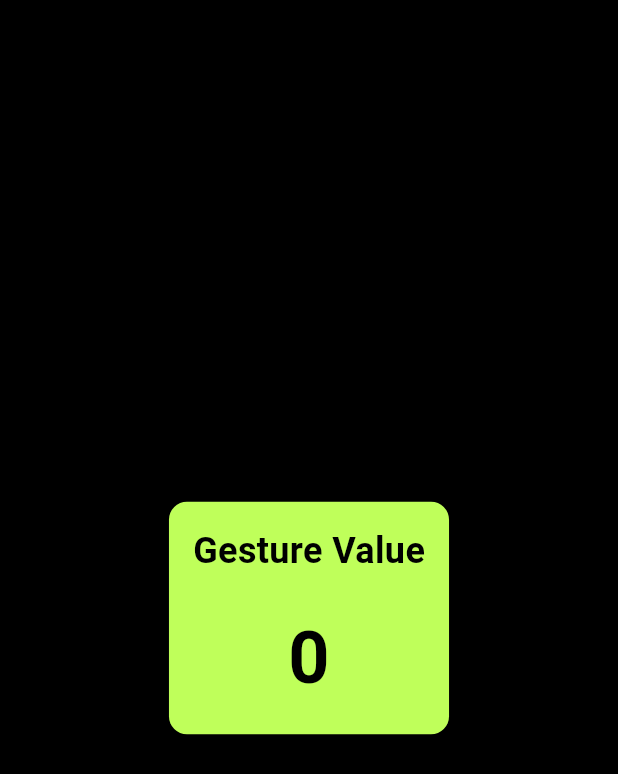
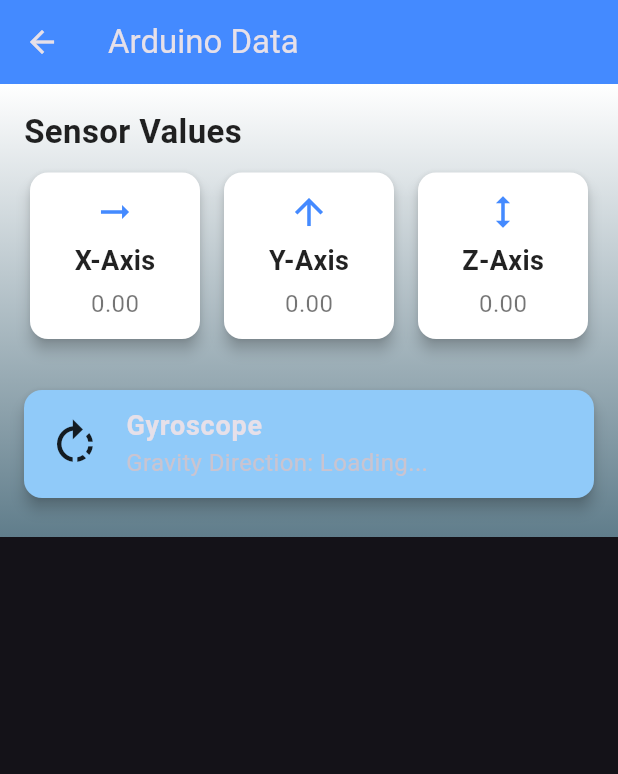
Before and after one commit to JamesMWaller/MobileAndUbiquitousComputing, a Flutter app: the ArduinoDataDisplay screen opened directly, on a phone screen of 412 x 824 dp. Shown: the top 774 px of the screen. Run offline on Flutter 3.47's test engine with Material 3 defaults, Android fonts, the phone set to English and light mode, and no system bars; our stand-ins replace curved_navigation_bar, fl_chart, flutter_blue_plus, image_picker, permission_handler.

Commit message:
added xyz values back

```diff
--- a/flutter_ble/lib/NavToolBar/Items/arduino_data_display.dart
+++ b/flutter_ble/lib/NavToolBar/Items/arduino_data_display.dart
@@ -1,10 +1,8 @@
 import 'package:flutter/material.dart';
-import 'package:provider/provider.dart';
 import '../../Bluetooth/my_bluetooth_service.dart';
-import 'settings/theme_provider.dart'; // Adjust path as needed
 
 class ArduinoDataDisplay extends StatefulWidget {
-  const ArduinoDataDisplay({Key? key}) : super(key: key);
+  const ArduinoDataDisplay({super.key});
 
   @override
   _ArduinoDataDisplayState createState() => _ArduinoDataDisplayState();
@@ -12,25 +10,44 @@ class ArduinoDataDisplay extends StatefulWidget {
 
 class _ArduinoDataDisplayState extends State<ArduinoDataDisplay> {
   final MyBluetoothService _bluetoothService = MyBluetoothService();
-  int gestureValue = 0;
+
+  double x = 0.0;
+  double y = 0.0;
+  double z = 0.0;
 
   @override
   void initState() {
     super.initState();
     _bluetoothService.connectToDevice().then((connected) {
       if (connected) {
-        _updateGestureData();
+        _updateSensorData();
       }
     });
   }
 
-  Future<void> _updateGestureData() async {
+  Future<void> _updateSensorData() async {
     while (mounted) {
-      var rawData =
-          await _bluetoothService.gestureCharacteristic?.read() ?? [0];
+      // Read the gravity direction (even if you don't need to set it here)
+      String gravityDirection =
+          'a'; //todo: await _bluetoothService.getGravityDirection();
+
+      // Read raw data from characteristics
+      var xRaw = [
+        1
+      ]; //todo: await _bluetoothService.xCharacteristic?.read() ?? [0];
+      var yRaw = [
+        2
+      ]; //todo: await _bluetoothService.yCharacteristic?.read() ?? [0];
+      var zRaw = [
+        3
+      ]; //todo: await _bluetoothService.zCharacteristic?.read() ?? [0];
+
       setState(() {
-        gestureValue = rawData[0];
+        x = xRaw[0].toDouble();
+        y = yRaw[0].toDouble();
+        z = zRaw[0].toDouble();
       });
+
       await Future.delayed(const Duration(seconds: 1));
     }
   }
@@ -43,30 +60,67 @@ class _ArduinoDataDisplayState extends State<ArduinoDataDisplay> {
 
   @override
   Widget build(BuildContext context) {
-    // Get the current theme mode from the provider
-    final themeProvider = Provider.of<ThemeProvider>(context);
-    bool isDarkMode = themeProvider.isDarkMode;
-
     return Scaffold(
-      backgroundColor: isDarkMode ? Colors.black : Colors.white,
+      // AppBar with a distinct background color
+      appBar: AppBar(
+        title: const Text("Arduino Data"),
+        backgroundColor: Colors.blueAccent,
+      ),
+      // A subtle gradient background for the body
       body: Container(
-        decoration: isDarkMode
-            ? const BoxDecoration(color: Colors.black)
-            : const BoxDecoration(
-                gradient: LinearGradient(
-                  colors: [Colors.white, Colors.white],
-                  begin: Alignment.topCenter,
-                  end: Alignment.bottomCenter,
-                ),
-              ),
+        decoration: const BoxDecoration(
+          gradient: LinearGradient(
+            colors: [Colors.white, Colors.blueGrey],
+            begin: Alignment.topCenter,
+            end: Alignment.bottomCenter,
+          ),
+        ),
         child: Padding(
           padding: const EdgeInsets.all(16.0),
-          child: Center(
-            child: _buildDataCard(
-              "Gesture Value",
-              "$gestureValue",
-              cardColor: isDarkMode ? const Color(0xFFBFFF5A) : Colors.white,
-              textColor: isDarkMode ? Colors.black : Colors.black87,
+          // Use a SingleChildScrollView if you expect overflow
+          child: SingleChildScrollView(
+            child: Column(
+              crossAxisAlignment: CrossAxisAlignment.start,
+              children: [
+                // A heading or subtitle
+                const Text(
+                  'Sensor Values',
+                  style: TextStyle(
+                    fontSize: 22,
+                    fontWeight: FontWeight.bold,
+                    color: Colors.black87,
+                  ),
+                ),
+                const SizedBox(height: 8),
+                // Row of X, Y, Z axis cards
+                Row(
+                  children: [
+                    Expanded(
+                        child:
+                            _buildAxisCard("X-Axis", x, Icons.arrow_right_alt)),
+                    const SizedBox(width: 8),
+                    Expanded(
+                        child: _buildAxisCard("Y-Axis", y, Icons.arrow_upward)),
+                    const SizedBox(width: 8),
+                    Expanded(child: _buildAxisCard("Z-Axis", z, Icons.height)),
+                  ],
+                ),
+                const SizedBox(height: 20),
+                // Gravity direction
+                StreamBuilder<String>(
+                  stream:
+                      null, //todo: _bluetoothService.gravityDirectionStream,
+                  builder: (context, snapshot) {
+                    String gravityDirection = snapshot.data ?? "Loading...";
+                    return _buildDataCard(
+                      "Gyroscope",
+                      "Gravity Direction: $gravityDirection",
+                      icon: Icons.rotate_right,
+                      cardColor: Colors.blue.shade200,
+                    );
+                  },
+                ),
+              ],
             ),
           ),
         ),
@@ -74,38 +128,32 @@ class _ArduinoDataDisplayState extends State<ArduinoDataDisplay> {
     );
   }
 
-  Widget _buildDataCard(
-    String title,
-    String value, {
-    Color cardColor = Colors.white,
-    Color textColor = Colors.black,
-  }) {
+  /// Builds a card to show a single axis value with an icon
+  Widget _buildAxisCard(String axisLabel, double value, IconData icon) {
     return Card(
       elevation: 4,
-      color: cardColor,
-      margin: const EdgeInsets.symmetric(vertical: 10),
+      color: Colors.white,
       shape: RoundedRectangleBorder(borderRadius: BorderRadius.circular(12)),
       child: Padding(
-        padding: const EdgeInsets.all(16.0),
+        padding: const EdgeInsets.symmetric(vertical: 12, horizontal: 8),
         child: Column(
-          mainAxisSize: MainAxisSize.min,
-          mainAxisAlignment: MainAxisAlignment.center,
           children: [
+            Icon(icon, size: 28, color: Colors.blueAccent),
+            const SizedBox(height: 6),
             Text(
-              title,
-              style: TextStyle(
+              axisLabel,
+              style: const TextStyle(
                 fontWeight: FontWeight.bold,
-                fontSize: 24,
-                color: textColor,
+                fontSize: 18,
+                color: Colors.black87,
               ),
             ),
-            const SizedBox(height: 20),
+            const SizedBox(height: 4),
             Text(
-              value,
-              style: TextStyle(
-                fontWeight: FontWeight.bold,
-                fontSize: 48,
-                color: textColor,
+              value.toStringAsFixed(2),
+              style: const TextStyle(
+                fontSize: 16,
+                color: Colors.black54,
               ),
             ),
           ],
@@ -113,4 +161,34 @@ class _ArduinoDataDisplayState extends State<ArduinoDataDisplay> {
       ),
     );
   }
+
+  /// A reusable card builder for other data (e.g., gravity direction)
+  Widget _buildDataCard(
+    String title,
+    String value, {
+    IconData? icon,
+    Color cardColor = Colors.white,
+  }) {
+    return Card(
+      elevation: 4,
+      color: cardColor,
+      margin: const EdgeInsets.symmetric(vertical: 10),
+      shape: RoundedRectangleBorder(borderRadius: BorderRadius.circular(12)),
+      child: ListTile(
+        leading:
+            icon != null ? Icon(icon, size: 36, color: Colors.black87) : null,
+        title: Text(
+          title,
+          style: const TextStyle(
+            fontWeight: FontWeight.bold,
+            fontSize: 18,
+          ),
+        ),
+        subtitle: Text(
+          value,
+          style: const TextStyle(fontSize: 16),
+        ),
+      ),
+    );
+  }
 }
```
